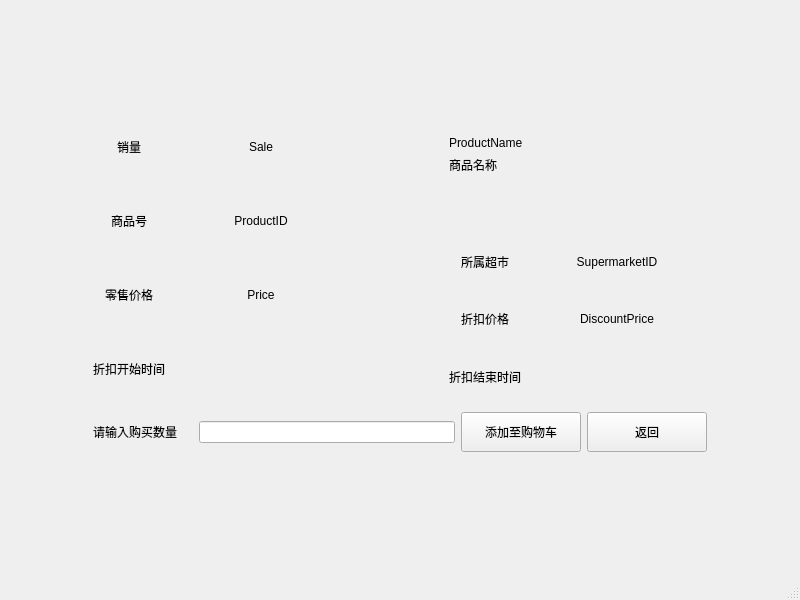
Old version of the form mainCode/productinfo.ui in the repository CarlosDJY/QtBasedGroupWork.
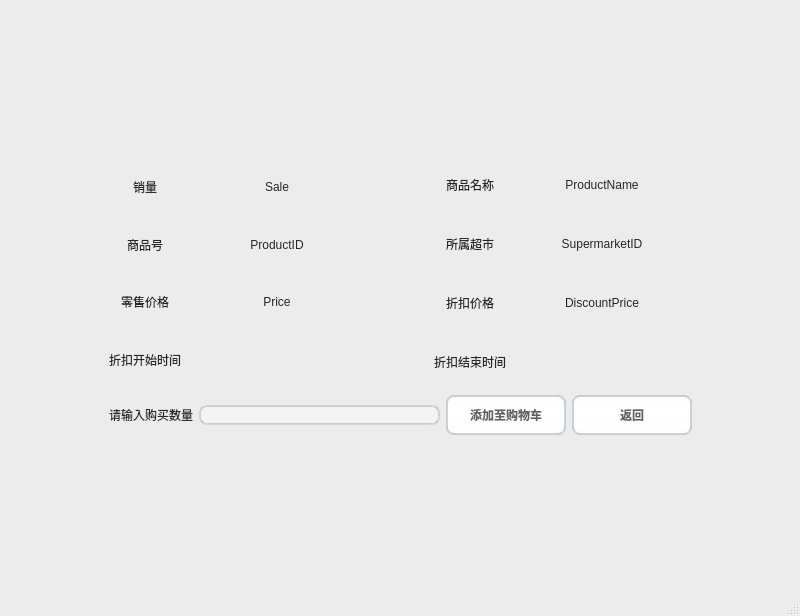
New version of the form. Icons and pictures are not drawn.

Patch:
```diff
--- a/mainCode/productinfo.ui
+++ b/mainCode/productinfo.ui
@@ -13,447 +13,778 @@
   <property name="windowTitle">
    <string>MainWindow</string>
   </property>
+  <property name="styleSheet">
+   <string notr="true">/*
+ * MacOS Style Sheet for QT Applications
+ * Author: Jaime A. Quiroga P.
+ * Company: GTRONICK
+ * Last updated: 25/12/2020, 23:10.
+ * Available at: https://github.com/GTRONICK/QSS/blob/master/MacOS.qss
+ */
+QMainWindow {
+    background-color:#ececec;
+}
+QPushButton, QToolButton, QCommandLinkButton{
+    padding: 0 5px 0 5px;
+    border-style: solid;
+    border-top-color: qlineargradient(spread:pad, x1:0, y1:0, x2:0, y2:1, stop:0 #c1c9cf, stop:1 #d2d8dd);
+    border-right-color: qlineargradient(spread:pad, x1:1, y1:0, x2:0, y2:0, stop:0 #c1c9cf, stop:1 #d2d8dd);
+    border-bottom-color: qlineargradient(spread:pad, x1:0, y1:1, x2:0, y2:0, stop:0 #c1c9cf, stop:1 #d2d8dd);
+    border-left-color: qlineargradient(spread:pad, x1:0, y1:0, x2:1, y2:0, stop:0 #c1c9cf, stop:1 #d2d8dd);
+    border-width: 2px;
+    border-radius: 8px;
+    color: #616161;
+    font-weight: bold;
+    background-color: qlineargradient(spread:pad, x1:0.5, y1:0, x2:0.5, y2:1, stop:0 #fbfdfd, stop:0.5 #ffffff, stop:1 #fbfdfd);
+}
+QPushButton::default, QToolButton::default, QCommandLinkButton::default{
+    border: 2px solid transparent;
+    color: #FFFFFF;
+    background-color: qlineargradient(spread:pad, x1:0.5, y1:0, x2:0.5, y2:1, stop:0 #84afe5, stop:1 #1168e4);
+}
+QPushButton:hover, QToolButton:hover, QCommandLinkButton:hover{
+    color: #3d3d3d;
+}
+QPushButton:pressed, QToolButton:pressed, QCommandLinkButton:pressed{
+    color: #aeaeae;
+    background-color: qlineargradient(spread:pad, x1:0.5, y1:0, x2:0.5, y2:1, stop:0 #ffffff, stop:0.5 #fbfdfd, stop:1 #ffffff);
+}
+QPushButton:disabled, QToolButton:disabled, QCommandLinkButton:disabled{
+    color: #616161;
+    background-color: qlineargradient(spread:pad, x1:0.5, y1:0, x2:0.5, y2:1, stop:0 #dce7eb, stop:0.5 #e0e8eb, stop:1 #dee7ec);
+}
+QLineEdit, QTextEdit, QPlainTextEdit, QSpinBox, QDoubleSpinBox, QTimeEdit, QDateEdit, QDateTimeEdit {
+    border-width: 2px;
+    border-radius: 8px;
+    border-style: solid;
+    border-top-color: qlineargradient(spread:pad, x1:0.5, y1:1, x2:0.5, y2:0, stop:0 #c1c9cf, stop:1 #d2d8dd);
+    border-right-color: qlineargradient(spread:pad, x1:0, y1:0, x2:1, y2:0, stop:0 #c1c9cf, stop:1 #d2d8dd);
+    border-bottom-color: qlineargradient(spread:pad, x1:0.5, y1:0, x2:0.5, y2:1, stop:0 #c1c9cf, stop:1 #d2d8dd);
+    border-left-color: qlineargradient(spread:pad, x1:1, y1:0, x2:0, y2:0, stop:0 #c1c9cf, stop:1 #d2d8dd);
+    background-color: #f4f4f4;
+    color: #3d3d3d;
+}
+QLineEdit:focus, QTextEdit:focus, QPlainTextEdit:focus, QSpinBox:focus, QDoubleSpinBox:focus, QTimeEdit:focus, QDateEdit:focus, QDateTimeEdit:focus {
+    border-width: 2px;
+    border-radius: 8px;
+    border-style: solid;
+    border-top-color: qlineargradient(spread:pad, x1:0.5, y1:1, x2:0.5, y2:0, stop:0 #85b7e3, stop:1 #9ec1db);
+    border-right-color: qlineargradient(spread:pad, x1:0, y1:0, x2:1, y2:0, stop:0 #85b7e3, stop:1 #9ec1db);
+    border-bottom-color: qlineargradient(spread:pad, x1:0.5, y1:0, x2:0.5, y2:1, stop:0 #85b7e3, stop:1 #9ec1db);
+    border-left-color: qlineargradient(spread:pad, x1:1, y1:0, x2:0, y2:0, stop:0 #85b7e3, stop:1 #9ec1db);
+    background-color: #f4f4f4;
+    color: #3d3d3d;
+}
+QLineEdit:disabled, QTextEdit:disabled, QPlainTextEdit:disabled, QSpinBox:disabled, QDoubleSpinBox:disabled, QTimeEdit:disabled, QDateEdit:disabled, QDateTimeEdit:disabled {
+    color: #b9b9b9;
+}
+QSpinBox::up-button, QDoubleSpinBox::up-button, QTimeEdit::up-button, QDateEdit::up-button, QDateTimeEdit::up-button {
+    subcontrol-origin: padding;
+    subcontrol-position: top right;
+    width: 15px;
+    color: #272727;
+    border-left-width: 1px;
+    border-left-color: darkgray;
+    border-left-style: solid;
+    border-top-right-radius: 3px;
+    padding: 3px;
+}
+QSpinBox::down-button, QDoubleSpinBox::down-button, QTimeEdit::down-button, QDateEdit::down-button, QDateTimeEdit::down-button {
+    subcontrol-origin: padding;
+    subcontrol-position: bottom right;
+    width: 15px;
+    color: #272727;
+    border-left-width: 1px;
+    border-left-color: darkgray;
+    border-left-style: solid;
+    border-bottom-right-radius: 3px;
+    padding: 3px;
+}
+QSpinBox::up-button:pressed, QDoubleSpinBox::up-button:pressed, QTimeEdit::up-button:pressed, QDateEdit::up-button:pressed, QDateTimeEdit::up-button:pressed {
+    color: #aeaeae;
+    background-color: qlineargradient(spread:pad, x1:0.5, y1:0, x2:0.5, y2:1, stop:0 #ffffff, stop:0.5 #fbfdfd, stop:1 #ffffff);
+}
+QSpinBox::down-button:pressed, QDoubleSpinBox::down-button:pressed, QTimeEdit::down-button:pressed, QDateEdit::down-button:pressed, QDateTimeEdit::down-button:pressed {
+    color: #aeaeae;
+    background-color: qlineargradient(spread:pad, x1:0.5, y1:0, x2:0.5, y2:1, stop:0 #ffffff, stop:0.5 #fbfdfd, stop:1 #ffffff);
+}
+QSpinBox::up-button:hover, QDoubleSpinBox::up-button:hover, QTimeEdit::up-button:hover, QDateEdit::up-button:hover, QDateTimeEdit::up-button:hover {
+    color: #FFFFFF;
+    border-top-right-radius: 5px;
+    background-color: qlineargradient(spread:pad, x1:0.5, y1:0, x2:0.5, y2:1, stop:0 #84afe5, stop:1 #1168e4);
+    
+}
+QSpinBox::down-button:hover, QDoubleSpinBox::down-button:hover, QTimeEdit::down-button:hover, QDateEdit::down-button:hover, QDateTimeEdit::down-button:hover {
+    color: #FFFFFF;
+    border-bottom-right-radius: 5px;
+    background-color: qlineargradient(spread:pad, x1:0.5, y1:0, x2:0.5, y2:1, stop:0 #84afe5, stop:1 #1168e4);
+}
+QSpinBox::up-arrow, QDoubleSpinBox::up-arrow, QTimeEdit::up-arrow, QDateEdit::up-arrow, QDateTimeEdit::up-arrow {
+    image: url(/usr/share/icons/Adwaita/16x16/actions/go-up-symbolic.symbolic.png);
+}
+QSpinBox::down-arrow, QDoubleSpinBox::down-arrow, QTimeEdit::down-arrow, QDateEdit::down-arrow, QDateTimeEdit::down-arrow {
+    image: url(/usr/share/icons/Adwaita/16x16/actions/go-down-symbolic.symbolic.png);
+}
+QProgressBar {
+    max-height: 8px;
+    text-align: center;
+    font: italic bold 11px;
+    color: #3d3d3d;
+    border: 1px solid transparent;
+    border-radius:4px;
+    background-color: qlineargradient(spread:pad, x1:0, y1:0, x2:0, y2:1, stop:0 #ddd5d5, stop:0.5 #dad3d3, stop:1 #ddd5d5);
+}
+QProgressBar::chunk {
+    background-color: qlineargradient(spread:pad, x1:0, y1:0, x2:0, y2:1, stop:0 #467dd1, stop:0.5 #3b88fc, stop:1 #467dd1);
+    border-radius: 4px;
+}
+QProgressBar:disabled {
+    color: #616161;
+}
+QProgressBar::chunk:disabled {
+    background-color: #aeaeae;
+}
+QSlider::groove {
+    border: 1px solid #bbbbbb;
+    background-color: #52595d;
+    border-radius: 4px;
+}
+QSlider::groove:horizontal {
+    height: 6px;
+}
+QSlider::groove:vertical {
+    width: 6px;
+}
+QSlider::handle:horizontal {
+    background: #ffffff;
+    border-style: solid;
+    border-width: 1px;
+    border-color: rgb(207,207,207);
+    width: 12px;
+    margin: -5px 0;
+    border-radius: 7px;
+}
+QSlider::handle:vertical {
+    background: #ffffff;
+    border-style: solid;
+    border-width: 1px;
+    border-color: rgb(207,207,207);
+    height: 12px;
+    margin: 0 -5px;
+    border-radius: 7px;
+}
+QSlider::add-page, QSlider::sub-page {
+    border: 1px transparent;
+    background-color: #52595d;
+    border-radius: 4px;
+}
+QSlider::add-page:horizontal {
+    background: qlineargradient(spread:pad, x1:0, y1:0, x2:0, y2:1, stop:0 #ddd5d5, stop:0.5 #dad3d3, stop:1 #ddd5d5);
+}
+QSlider::sub-page:horizontal {
+    background-color: qlineargradient(spread:pad, x1:0, y1:0, x2:1, y2:0, stop:0 #467dd1, stop:0.5 #3b88fc, stop:1 #467dd1);
+}
+QSlider::add-page:vertical {
+    background-color: qlineargradient(spread:pad, x1:0, y1:0, x2:0, y2:1, stop:0 #467dd1, stop:0.5 #3b88fc, stop:1 #467dd1);
+}
+QSlider::sub-page:vertical {
+    background: qlineargradient(spread:pad, x1:0, y1:0, x2:1, y2:0, stop:0 #ddd5d5, stop:0.5 #dad3d3, stop:1 #ddd5d5);
+}
+QSlider::add-page:horizontal:disabled, QSlider::sub-page:horizontal:disabled, QSlider::add-page:vertical:disabled, QSlider::sub-page:vertical:disabled {
+    background: #b9b9b9;
+}
+QComboBox, QFontComboBox {
+    border-width: 2px;
+    border-radius: 8px;
+    border-style: solid;
+    border-top-color: qlineargradient(spread:pad, x1:0.5, y1:1, x2:0.5, y2:0, stop:0 #c1c9cf, stop:1 #d2d8dd);
+    border-right-color: qlineargradient(spread:pad, x1:0, y1:0, x2:1, y2:0, stop:0 #c1c9cf, stop:1 #d2d8dd);
+    border-bottom-color: qlineargradient(spread:pad, x1:0.5, y1:0, x2:0.5, y2:1, stop:0 #c1c9cf, stop:1 #d2d8dd);
+    border-left-color: qlineargradient(spread:pad, x1:1, y1:0, x2:0, y2:0, stop:0 #c1c9cf, stop:1 #d2d8dd);
+    background-color: #f4f4f4;
+    color: #272727;
+    padding-left: 5px;
+}
+QComboBox:editable, QComboBox:!editable, QComboBox::drop-down:editable, QComboBox:!editable:on, QComboBox::drop-down:editable:on {
+    background: #ffffff;
+}
+QComboBox::drop-down {
+    subcontrol-origin: padding;
+    subcontrol-position: top right;
+    width: 15px;
+    color: #272727;
+    border-left-width: 1px;
+    border-left-color: darkgray;
+    border-left-style: solid;
+    border-top-right-radius: 3px;
+    border-bottom-right-radius: 3px;
+}
+QComboBox::down-arrow {
+    image: url(/usr/share/icons/Adwaita/16x16/actions/go-down-symbolic.symbolic.png); /*Adawaita icon thene*/
+}
+
+QComboBox::down-arrow:on {
+    top: 1px;
+    left: 1px;
+}
+QComboBox QAbstractItemView {
+    border: 1px solid darkgray;
+    border-radius: 8px;
+    selection-background-color: #dadada;
+    selection-color: #272727;
+    color: #272727;
+    background: white;
+}
+QLabel, QCheckBox, QRadioButton {
+    color: #272727;
+}
+QCheckBox {
+    padding: 2px;
+}
+QCheckBox:disabled, QRadioButton:disabled {
+    color: #808086;
+    padding: 2px;
+}
+
+QCheckBox:hover {
+    border-radius:4px;
+    border-style:solid;
+    padding-left: 1px;
+    padding-right: 1px;
+    padding-bottom: 1px;
+    padding-top: 1px;
+    border-width:1px;
+    border-color: transparent;
+}
+QCheckBox::indicator:checked {
+    image: url(/usr/share/icons/Adwaita/16x16/actions/object-select-symbolic.symbolic.png);
+    height: 15px;
+    width: 15px;
+    border-style:solid;
+    border-width: 1px;
+    border-color: #48a5fd;
+    color: #ffffff;
+    border-radius: 3px;
+    background-color: qlineargradient(spread:pad, x1:0, y1:0, x2:0, y2:1, stop:0 #48a5fd, stop:0.5 #329cfb, stop:1 #48a5fd);
+}
+QCheckBox::indicator:unchecked {
+    
+    height: 15px;
+    width: 15px;
+    border-style:solid;
+    border-width: 1px;
+    border-color: #48a5fd;
+    border-radius: 3px;
+    background-color: #fbfdfa;
+}
+QLCDNumber {
+    color: #616161;;
+}
+QMenuBar {
+    background-color: #ececec;
+}
+QMenuBar::item {
+    color: #616161;
+    spacing: 3px;
+    padding: 1px 4px;
+    background-color: #ececec;
+}
+
+QMenuBar::item:selected {
+    background-color: #dadada;
+    color: #3d3d3d;
+}
+QMenu {
+    background-color: #ececec;
+}
+QMenu::item:selected {
+    background-color: #dadada;
+    color: #3d3d3d;
+}
+QMenu::item {
+    color: #616161;;
+    background-color: #e0e0e0;
+}
+QTabWidget {
+    color:rgb(0,0,0);
+    background-color:#000000;
+}
+QTabWidget::pane {
+    border-color: #050a0e;
+    background-color: #e0e0e0;
+    border-width: 1px;
+    border-radius: 4px;
+    position: absolute;
+    top: -0.5em;
+    padding-top: 0.5em;
+}
+
+QTabWidget::tab-bar {
+    alignment: center;
+}
+
+QTabBar::tab {
+    border-bottom: 1px solid #c0c0c0;
+    padding: 3px;
+    color: #272727;
+    background-color: #fefefc;
+    margin-left:0px;
+}
+QTabBar::tab:!last {
+    border-right: 1px solid;
+    border-right-color: #c0c0c0;
+    border-bottom-color: #c0c0c0;
+}
+QTabBar::tab:first {
+    border-top-left-radius: 4px;
+    border-bottom-left-radius: 4px;
+}
+QTabBar::tab:last {
+    border-top-right-radius: 4px;
+    border-bottom-right-radius: 4px;
+}
+QTabBar::tab:selected, QTabBar::tab:last:selected, QTabBar::tab:hover {
+    color: #FFFFFF;
+    background-color: qlineargradient(spread:pad, x1:0.5, y1:0, x2:0.5, y2:1, stop:0 #84afe5, stop:1 #1168e4);
+}
+QRadioButton::indicator {
+    height: 14px;
+    width: 14px;
+    border-style:solid;
+    border-radius:7px;
+    border-width: 1px;
+}
+QRadioButton::indicator:checked {
+    border-color: #48a5fd;
+    background-color: qradialgradient(cx:0.5, cy:0.5, radius:0.4,fx:0.5, fy:0.5, stop:0 #ffffff, stop:0.5 #ffffff, stop:0.6 #48a5fd, stop:1 #48a5fd);
+}
+QRadioButton::indicator:!checked {
+    border-color: #a9b7c6;
+    background-color: #fbfdfa;
+}
+QStatusBar {
+    color:#027f7f;
+}
+
+QDial {
+    background: #16a085;
+}
+
+QToolBox {
+    color: #a9b7c6;
+    background-color: #222b2e;
+}
+QToolBox::tab {
+    color: #a9b7c6;
+    background-color:#222b2e;
+}
+QToolBox::tab:selected {
+    color: #FFFFFF;
+    background-color:#222b2e;
+}
+QScrollArea {
+    color: #FFFFFF;
+    background-color:#222b2e;
+}
+
+QScrollBar:horizontal {
+	max-height: 10px;
+	border: 1px transparent grey;
+	margin: 0px 20px 0px 20px;
+	background: transparent;
+}
+QScrollBar:vertical {
+	max-width: 10px;
+	border: 1px transparent grey;
+	margin: 20px 0px 20px 0px;
+	background: transparent;
+}
+QScrollBar::handle:vertical, QScrollBar::handle:horizontal {
+	background: #52595d;
+	border-style: transparent;
+	border-radius: 4px;
+	min-height: 25px;
+}
+QScrollBar::handle:horizontal:hover, QScrollBar::handle:vertical:hover {
+	background: qlineargradient(spread:pad, x1:0, y1:0, x2:1, y2:0, stop:0 #467dd1, stop:0.5 #3b88fc, stop:1 #467dd1);
+}
+QScrollBar::add-line, QScrollBar::sub-line {
+    border: 2px transparent grey;
+    border-radius: 4px;
+    subcontrol-origin: margin;
+    background: #b9b9b9;
+}
+QScrollBar::add-line:horizontal {
+    width: 20px;
+    subcontrol-position: right;
+}
+QScrollBar::add-line:vertical {
+    height: 20px;
+    subcontrol-position: bottom;
+}
+QScrollBar::sub-line:horizontal {
+    width: 20px;
+    subcontrol-position: left;
+}
+QScrollBar::sub-line:vertical {
+    height: 20px;
+    subcontrol-position: top;
+}
+QScrollBar::add-line:vertical:pressed, QScrollBar::add-line:horizontal:pressed, QScrollBar::sub-line:horizontal:pressed, QScrollBar::sub-line:vertical:pressed {
+    background: qlineargradient(spread:pad, x1:0, y1:0, x2:1, y2:0, stop:0 #467dd1, stop:0.5 #3b88fc, stop:1 #467dd1);
+}
+QScrollBar::add-page:horizontal, QScrollBar::sub-page:horizontal, QScrollBar::add-page:vertical, QScrollBar::sub-page:vertical {
+    background: none;
+}
+QScrollBar::up-arrow:vertical {
+    image: url(/usr/share/icons/Adwaita/16x16/actions/go-up-symbolic.symbolic.png);
+}
+QScrollBar::down-arrow:vertical {
+    image: url(/usr/share/icons/Adwaita/16x16/actions/go-down-symbolic.symbolic.png);
+}
+QScrollBar::left-arrow:horizontal {
+    image: url(/usr/share/icons/Adwaita/16x16/actions/go-previous-symbolic.symbolic.png);
+}
+QScrollBar::right-arrow:horizontal {
+    image: url(/usr/share/icons/Adwaita/16x16/actions/go-next-symbolic.symbolic.png);
+}
+</string>
+  </property>
   <widget class="QWidget" name="centralwidget">
    <layout class="QVBoxLayout" name="verticalLayout">
     <item>
-     <layout class="QGridLayout" name="gridLayout_6">
-      <item row="4" column="1">
-       <spacer name="verticalSpacer_2">
+     <layout class="QGridLayout" name="gridLayout_4">
+      <item row="0" column="1">
+       <spacer name="verticalSpacer">
         <property name="orientation">
          <enum>Qt::Vertical</enum>
         </property>
+        <property name="sizeType">
+         <enum>QSizePolicy::Fixed</enum>
+        </property>
         <property name="sizeHint" stdset="0">
          <size>
           <width>20</width>
-          <height>40</height>
+          <height>150</height>
          </size>
         </property>
        </spacer>
       </item>
-      <item row="1" column="2">
-       <spacer name="horizontalSpacer_9">
+      <item row="1" column="0">
+       <spacer name="horizontalSpacer_8">
         <property name="orientation">
          <enum>Qt::Horizontal</enum>
         </property>
         <property name="sizeHint" stdset="0">
          <size>
-          <width>1000</width>
-          <height>17</height>
+          <width>89</width>
+          <height>276</height>
          </size>
         </property>
        </spacer>
       </item>
       <item row="1" column="1">
-       <layout class="QGridLayout" name="gridLayout_5">
-        <item row="1" column="0">
-         <layout class="QGridLayout" name="gridLayout_4">
-          <item row="1" column="6">
-           <spacer name="horizontalSpacer_4">
-            <property name="orientation">
-             <enum>Qt::Horizontal</enum>
-            </property>
-            <property name="sizeType">
-             <enum>QSizePolicy::Fixed</enum>
-            </property>
-            <property name="sizeHint" stdset="0">
-             <size>
-              <width>100</width>
-              <height>17</height>
-             </size>
-            </property>
-           </spacer>
-          </item>
-          <item row="1" column="4">
-           <spacer name="horizontalSpacer_3">
-            <property name="orientation">
-             <enum>Qt::Horizontal</enum>
-            </property>
-            <property name="sizeType">
-             <enum>QSizePolicy::Preferred</enum>
-            </property>
-            <property name="sizeHint" stdset="0">
-             <size>
-              <width>138</width>
-              <height>17</height>
-             </size>
-            </property>
-           </spacer>
-          </item>
-          <item row="1" column="0">
-           <spacer name="horizontalSpacer_2">
-            <property name="orientation">
-             <enum>Qt::Horizontal</enum>
-            </property>
-            <property name="sizeType">
-             <enum>QSizePolicy::Fixed</enum>
-            </property>
-            <property name="sizeHint" stdset="0">
-             <size>
-              <width>100</width>
-              <height>14</height>
-             </size>
-            </property>
-           </spacer>
-          </item>
-          <item row="0" column="6">
-           <widget class="QPushButton" name="BackButton">
-            <property name="minimumSize">
-             <size>
-              <width>120</width>
-              <height>40</height>
-             </size>
-            </property>
-            <property name="text">
-             <string>返回</string>
-            </property>
-           </widget>
-          </item>
-          <item row="0" column="5">
-           <widget class="QPushButton" name="AddToCart">
-            <property name="minimumSize">
-             <size>
-              <width>120</width>
-              <height>40</height>
-             </size>
-            </property>
-            <property name="text">
-             <string>添加至购物车</string>
-            </property>
-           </widget>
-          </item>
-          <item row="0" column="0">
-           <widget class="QLabel" name="label_8">
-            <property name="text">
-             <string>请输入购买数量</string>
-            </property>
-           </widget>
-          </item>
-          <item row="0" column="2" colspan="3">
-           <widget class="QLineEdit" name="GoodsNumber"/>
-          </item>
-         </layout>
-        </item>
+       <layout class="QGridLayout" name="gridLayout_3">
         <item row="0" column="0">
-         <layout class="QGridLayout" name="gridLayout_3">
-          <item row="13" column="2" rowspan="3">
-           <layout class="QGridLayout" name="gridLayout_2">
-            <property name="topMargin">
-             <number>15</number>
+         <layout class="QGridLayout" name="gridLayout">
+          <property name="topMargin">
+           <number>15</number>
+          </property>
+          <property name="bottomMargin">
+           <number>15</number>
+          </property>
+          <property name="verticalSpacing">
+           <number>30</number>
+          </property>
+          <item row="2" column="0">
+           <widget class="QLabel" name="label_3">
+            <property name="maximumSize">
+             <size>
+              <width>100</width>
+              <height>16777215</height>
+             </size>
             </property>
-            <property name="bottomMargin">
-             <number>15</number>
+            <property name="text">
+             <string>&lt;html&gt;&lt;head/&gt;&lt;body&gt;&lt;p align=&quot;center&quot;&gt;零售价格&lt;/p&gt;&lt;/body&gt;&lt;/html&gt;</string>
             </property>
-            <property name="verticalSpacing">
-             <number>30</number>
+           </widget>
+          </item>
+          <item row="0" column="0">
+           <widget class="QLabel" name="label_4">
+            <property name="maximumSize">
+             <size>
+              <width>100</width>
+              <height>16777215</height>
+             </size>
             </property>
-            <item row="0" column="0">
-             <widget class="QLabel" name="label_2">
-              <property name="minimumSize">
-               <size>
-                <width>0</width>
-                <height>27</height>
-               </size>
-              </property>
-              <property name="maximumSize">
-               <size>
-                <width>100</width>
-                <height>16777215</height>
-               </size>
-              </property>
-              <property name="text">
-               <string>&lt;html&gt;&lt;head/&gt;&lt;body&gt;&lt;p align=&quot;center&quot;&gt;所属超市&lt;/p&gt;&lt;/body&gt;&lt;/html&gt;</string>
-              </property>
-             </widget>
-            </item>
-            <item row="0" column="1">
-             <widget class="QLabel" name="SupermarketID">
-              <property name="minimumSize">
-               <size>
-                <width>180</width>
-                <height>27</height>
-               </size>
-              </property>
-              <property name="maximumSize">
-               <size>
-                <width>180</width>
-                <height>16777215</height>
-               </size>
-              </property>
-              <property name="text">
-               <string>&lt;html&gt;&lt;head/&gt;&lt;body&gt;&lt;p align=&quot;center&quot;&gt;SupermarketID&lt;/p&gt;&lt;/body&gt;&lt;/html&gt;</string>
-              </property>
-             </widget>
-            </item>
-            <item row="1" column="0">
-             <widget class="QLabel" name="label_5">
-              <property name="minimumSize">
-               <size>
-                <width>0</width>
-                <height>27</height>
-               </size>
-              </property>
-              <property name="maximumSize">
-               <size>
-                <width>100</width>
-                <height>16777215</height>
-               </size>
-              </property>
-              <property name="text">
-               <string>&lt;html&gt;&lt;head/&gt;&lt;body&gt;&lt;p align=&quot;center&quot;&gt;折扣价格&lt;/p&gt;&lt;/body&gt;&lt;/html&gt;</string>
-              </property>
-             </widget>
-            </item>
-            <item row="1" column="1">
-             <widget class="QLabel" name="DiscountPrice">
-              <property name="minimumSize">
-               <size>
-                <width>180</width>
-                <height>27</height>
-               </size>
-              </property>
-              <property name="maximumSize">
-               <size>
-                <width>180</width>
-                <height>16777215</height>
-               </size>
-              </property>
-              <property name="text">
-               <string>&lt;html&gt;&lt;head/&gt;&lt;body&gt;&lt;p align=&quot;center&quot;&gt;DiscountPrice&lt;/p&gt;&lt;/body&gt;&lt;/html&gt;</string>
-              </property>
-             </widget>
-            </item>
-            <item row="2" column="0">
-             <widget class="QLabel" name="label_7">
-              <property name="minimumSize">
-               <size>
-                <width>0</width>
-                <height>27</height>
-               </size>
-              </property>
-              <property name="maximumSize">
-               <size>
-                <width>100</width>
-                <height>16777215</height>
-               </size>
-              </property>
-              <property name="text">
-               <string>&lt;html&gt;&lt;head/&gt;&lt;body&gt;&lt;p align=&quot;center&quot;&gt;折扣结束时间&lt;/p&gt;&lt;/body&gt;&lt;/html&gt;</string>
-              </property>
-             </widget>
-            </item>
-            <item row="2" column="1">
-             <widget class="QLabel" name="EndTime">
-              <property name="minimumSize">
-               <size>
-                <width>180</width>
-                <height>27</height>
-               </size>
-              </property>
-              <property name="maximumSize">
-               <size>
-                <width>180</width>
-                <height>16777215</height>
-               </size>
-              </property>
-              <property name="text">
-               <string>&lt;html&gt;&lt;head/&gt;&lt;body&gt;&lt;p align=&quot;center&quot;&gt;&lt;br/&gt;&lt;/p&gt;&lt;/body&gt;&lt;/html&gt;</string>
-              </property>
-             </widget>
-            </item>
-           </layout>
+            <property name="text">
+             <string>&lt;html&gt;&lt;head/&gt;&lt;body&gt;&lt;p align=&quot;center&quot;&gt;销量&lt;/p&gt;&lt;/body&gt;&lt;/html&gt;</string>
+            </property>
+           </widget>
           </item>
-          <item row="13" column="1">
-           <spacer name="horizontalSpacer_5">
-            <property name="orientation">
-             <enum>Qt::Horizontal</enum>
+          <item row="1" column="0">
+           <widget class="QLabel" name="label">
+            <property name="maximumSize">
+             <size>
+              <width>100</width>
+              <height>16777215</height>
+             </size>
             </property>
-            <property name="sizeType">
-             <enum>QSizePolicy::Preferred</enum>
+            <property name="text">
+             <string>&lt;html&gt;&lt;head/&gt;&lt;body&gt;&lt;p align=&quot;center&quot;&gt;商品号&lt;/p&gt;&lt;/body&gt;&lt;/html&gt;</string>
             </property>
-            <property name="sizeHint" stdset="0">
+           </widget>
+          </item>
+          <item row="1" column="1">
+           <widget class="QLabel" name="ProductID">
+            <property name="minimumSize">
              <size>
-              <width>60</width>
-              <height>15</height>
+              <width>180</width>
+              <height>0</height>
              </size>
             </property>
-           </spacer>
+            <property name="text">
+             <string>&lt;html&gt;&lt;head/&gt;&lt;body&gt;&lt;p align=&quot;center&quot;&gt;ProductID&lt;/p&gt;&lt;/body&gt;&lt;/html&gt;</string>
+            </property>
+           </widget>
           </item>
-          <item row="15" column="1">
-           <spacer name="horizontalSpacer_7">
-            <property name="orientation">
-             <enum>Qt::Horizontal</enum>
+          <item row="3" column="0">
+           <widget class="QLabel" name="label_6">
+            <property name="maximumSize">
+             <size>
+              <width>100</width>
+              <height>16777215</height>
+             </size>
             </property>
-            <property name="sizeType">
-             <enum>QSizePolicy::Preferred</enum>
+            <property name="text">
+             <string>&lt;html&gt;&lt;head/&gt;&lt;body&gt;&lt;p align=&quot;center&quot;&gt;折扣开始时间&lt;/p&gt;&lt;/body&gt;&lt;/html&gt;</string>
             </property>
-            <property name="sizeHint" stdset="0">
+           </widget>
+          </item>
+          <item row="0" column="1">
+           <widget class="QLabel" name="Sale">
+            <property name="minimumSize">
              <size>
-              <width>60</width>
-              <height>15</height>
+              <width>180</width>
+              <height>0</height>
              </size>
             </property>
-           </spacer>
+            <property name="text">
+             <string>&lt;html&gt;&lt;head/&gt;&lt;body&gt;&lt;p align=&quot;center&quot;&gt;Sale&lt;/p&gt;&lt;/body&gt;&lt;/html&gt;</string>
+            </property>
+           </widget>
           </item>
-          <item row="3" column="2">
+          <item row="2" column="1">
+           <widget class="QLabel" name="Price">
+            <property name="minimumSize">
+             <size>
+              <width>180</width>
+              <height>0</height>
+             </size>
+            </property>
+            <property name="text">
+             <string>&lt;html&gt;&lt;head/&gt;&lt;body&gt;&lt;p align=&quot;center&quot;&gt;Price&lt;/p&gt;&lt;/body&gt;&lt;/html&gt;</string>
+            </property>
+           </widget>
+          </item>
+          <item row="3" column="1">
+           <widget class="QLabel" name="StartTime">
+            <property name="minimumSize">
+             <size>
+              <width>180</width>
+              <height>0</height>
+             </size>
+            </property>
+            <property name="text">
+             <string>&lt;html&gt;&lt;head/&gt;&lt;body&gt;&lt;p align=&quot;center&quot;&gt;&lt;br/&gt;&lt;/p&gt;&lt;/body&gt;&lt;/html&gt;</string>
+            </property>
+           </widget>
+          </item>
+         </layout>
+        </item>
+        <item row="0" column="1">
+         <spacer name="horizontalSpacer_6">
+          <property name="orientation">
+           <enum>Qt::Horizontal</enum>
+          </property>
+          <property name="sizeType">
+           <enum>QSizePolicy::Preferred</enum>
+          </property>
+          <property name="sizeHint" stdset="0">
+           <size>
+            <width>55</width>
+            <height>13</height>
+           </size>
+          </property>
+         </spacer>
+        </item>
+        <item row="0" column="2">
+         <layout class="QGridLayout" name="gridLayout_2">
+          <item row="3" column="0">
+           <widget class="QLabel" name="label_7">
+            <property name="minimumSize">
+             <size>
+              <width>0</width>
+              <height>27</height>
+             </size>
+            </property>
+            <property name="maximumSize">
+             <size>
+              <width>100</width>
+              <height>16777215</height>
+             </size>
+            </property>
+            <property name="text">
+             <string>&lt;html&gt;&lt;head/&gt;&lt;body&gt;&lt;p align=&quot;center&quot;&gt;折扣结束时间&lt;/p&gt;&lt;/body&gt;&lt;/html&gt;</string>
+            </property>
+           </widget>
+          </item>
+          <item row="1" column="0">
+           <widget class="QLabel" name="label_2">
+            <property name="minimumSize">
+             <size>
+              <width>0</width>
+              <height>27</height>
+             </size>
+            </property>
+            <property name="maximumSize">
+             <size>
+              <width>100</width>
+              <height>16777215</height>
+             </size>
+            </property>
+            <property name="text">
+             <string>&lt;html&gt;&lt;head/&gt;&lt;body&gt;&lt;p align=&quot;center&quot;&gt;所属超市&lt;/p&gt;&lt;/body&gt;&lt;/html&gt;</string>
+            </property>
+           </widget>
+          </item>
+          <item row="3" column="1">
+           <widget class="QLabel" name="EndTime">
+            <property name="minimumSize">
+             <size>
+              <width>180</width>
+              <height>27</height>
+             </size>
+            </property>
+            <property name="maximumSize">
+             <size>
+              <width>180</width>
+              <height>16777215</height>
+             </size>
+            </property>
+            <property name="text">
+             <string>&lt;html&gt;&lt;head/&gt;&lt;body&gt;&lt;p align=&quot;center&quot;&gt;&lt;br/&gt;&lt;/p&gt;&lt;/body&gt;&lt;/html&gt;</string>
+            </property>
+           </widget>
+          </item>
+          <item row="2" column="1">
+           <widget class="QLabel" name="DiscountPrice">
+            <property name="minimumSize">
+             <size>
+              <width>180</width>
+              <height>27</height>
+             </size>
+            </property>
+            <property name="maximumSize">
+             <size>
+              <width>180</width>
+              <height>16777215</height>
+             </size>
+            </property>
+            <property name="text">
+             <string>&lt;html&gt;&lt;head/&gt;&lt;body&gt;&lt;p align=&quot;center&quot;&gt;DiscountPrice&lt;/p&gt;&lt;/body&gt;&lt;/html&gt;</string>
+            </property>
+           </widget>
+          </item>
+          <item row="0" column="0">
            <widget class="QLabel" name="label_9">
             <property name="text">
-             <string>商品名称</string>
+             <string>&lt;html&gt;&lt;head/&gt;&lt;body&gt;&lt;p align=&quot;center&quot;&gt;商品名称&lt;/p&gt;&lt;/body&gt;&lt;/html&gt;</string>
             </property>
            </widget>
           </item>
-          <item row="14" column="1">
-           <spacer name="horizontalSpacer_6">
-            <property name="orientation">
-             <enum>Qt::Horizontal</enum>
-            </property>
-            <property name="sizeType">
-             <enum>QSizePolicy::Preferred</enum>
-            </property>
-            <property name="sizeHint" stdset="0">
-             <size>
-              <width>60</width>
-              <height>15</height>
-             </size>
-            </property>
-           </spacer>
-          </item>
-          <item row="1" column="1" colspan="2">
-           <spacer name="horizontalSpacer">
-            <property name="orientation">
-             <enum>Qt::Horizontal</enum>
-            </property>
-            <property name="sizeType">
-             <enum>QSizePolicy::Fixed</enum>
-            </property>
-            <property name="sizeHint" stdset="0">
-             <size>
-              <width>350</width>
-              <height>20</height>
-             </size>
-            </property>
-           </spacer>
-          </item>
-          <item row="1" column="0" rowspan="15">
-           <layout class="QGridLayout" name="gridLayout">
-            <property name="topMargin">
-             <number>15</number>
-            </property>
-            <property name="bottomMargin">
-             <number>15</number>
-            </property>
-            <property name="verticalSpacing">
-             <number>30</number>
-            </property>
-            <item row="2" column="0">
-             <widget class="QLabel" name="label_3">
-              <property name="maximumSize">
-               <size>
-                <width>100</width>
-                <height>16777215</height>
-               </size>
-              </property>
-              <property name="text">
-               <string>&lt;html&gt;&lt;head/&gt;&lt;body&gt;&lt;p align=&quot;center&quot;&gt;零售价格&lt;/p&gt;&lt;/body&gt;&lt;/html&gt;</string>
-              </property>
-             </widget>
-            </item>
-            <item row="0" column="0">
-             <widget class="QLabel" name="label_4">
-              <property name="maximumSize">
-               <size>
-                <width>100</width>
-                <height>16777215</height>
-               </size>
-              </property>
-              <property name="text">
-               <string>&lt;html&gt;&lt;head/&gt;&lt;body&gt;&lt;p align=&quot;center&quot;&gt;销量&lt;/p&gt;&lt;/body&gt;&lt;/html&gt;</string>
-              </property>
-             </widget>
-            </item>
-            <item row="1" column="0">
-             <widget class="QLabel" name="label">
-              <property name="maximumSize">
-               <size>
-                <width>100</width>
-                <height>16777215</height>
-               </size>
-              </property>
-              <property name="text">
-               <string>&lt;html&gt;&lt;head/&gt;&lt;body&gt;&lt;p align=&quot;center&quot;&gt;商品号&lt;/p&gt;&lt;/body&gt;&lt;/html&gt;</string>
-              </property>
-             </widget>
-            </item>
-            <item row="1" column="1">
-             <widget class="QLabel" name="ProductID">
-              <property name="minimumSize">
-               <size>
-                <width>180</width>
-                <height>0</height>
-               </size>
-              </property>
-              <property name="text">
-               <string>&lt;html&gt;&lt;head/&gt;&lt;body&gt;&lt;p align=&quot;center&quot;&gt;ProductID&lt;/p&gt;&lt;/body&gt;&lt;/html&gt;</string>
-              </property>
-             </widget>
-            </item>
-            <item row="3" column="0">
-             <widget class="QLabel" name="label_6">
-              <property name="maximumSize">
-               <size>
-                <width>100</width>
-                <height>16777215</height>
-               </size>
-              </property>
-              <property name="text">
-               <string>&lt;html&gt;&lt;head/&gt;&lt;body&gt;&lt;p align=&quot;center&quot;&gt;折扣开始时间&lt;/p&gt;&lt;/body&gt;&lt;/html&gt;</string>
-              </property>
-             </widget>
-            </item>
-            <item row="0" column="1">
-             <widget class="QLabel" name="Sale">
-              <property name="minimumSize">
-               <size>
-                <width>180</width>
-                <height>0</height>
-               </size>
-              </property>
-              <property name="text">
-               <string>&lt;html&gt;&lt;head/&gt;&lt;body&gt;&lt;p align=&quot;center&quot;&gt;Sale&lt;/p&gt;&lt;/body&gt;&lt;/html&gt;</string>
-              </property>
-             </widget>
-            </item>
-            <item row="2" column="1">
-             <widget class="QLabel" name="Price">
-              <property name="minimumSize">
-               <size>
-                <width>180</width>
-                <height>0</height>
-               </size>
-              </property>
-              <property name="text">
-               <string>&lt;html&gt;&lt;head/&gt;&lt;body&gt;&lt;p align=&quot;center&quot;&gt;Price&lt;/p&gt;&lt;/body&gt;&lt;/html&gt;</string>
-              </property>
-             </widget>
-            </item>
-            <item row="3" column="1">
-             <widget class="QLabel" name="StartTime">
-              <property name="minimumSize">
-               <size>
-                <width>180</width>
-                <height>0</height>
-               </size>
-              </property>
-              <property name="text">
-               <string>&lt;html&gt;&lt;head/&gt;&lt;body&gt;&lt;p align=&quot;center&quot;&gt;&lt;br/&gt;&lt;/p&gt;&lt;/body&gt;&lt;/html&gt;</string>
-              </property>
-             </widget>
-            </item>
-           </layout>
-          </item>
-          <item row="2" column="2">
+          <item row="0" column="1">
            <widget class="QLabel" name="ProductName">
             <property name="text">
-             <string>ProductName</string>
+             <string>&lt;html&gt;&lt;head/&gt;&lt;body&gt;&lt;p align=&quot;center&quot;&gt;ProductName&lt;/p&gt;&lt;/body&gt;&lt;/html&gt;</string>
+            </property>
+           </widget>
+          </item>
+          <item row="2" column="0">
+           <widget class="QLabel" name="label_5">
+            <property name="minimumSize">
+             <size>
+              <width>0</width>
+              <height>27</height>
+             </size>
+            </property>
+            <property name="maximumSize">
+             <size>
+              <width>100</width>
+              <height>16777215</height>
+             </size>
+            </property>
+            <property name="text">
+             <string>&lt;html&gt;&lt;head/&gt;&lt;body&gt;&lt;p align=&quot;center&quot;&gt;折扣价格&lt;/p&gt;&lt;/body&gt;&lt;/html&gt;</string>
+            </property>
+           </widget>
+          </item>
+          <item row="1" column="1">
+           <widget class="QLabel" name="SupermarketID">
+            <property name="minimumSize">
+             <size>
+              <width>180</width>
+              <height>27</height>
+             </size>
+            </property>
+            <property name="maximumSize">
+             <size>
+              <width>180</width>
+              <height>16777215</height>
+             </size>
+            </property>
+            <property name="text">
+             <string>&lt;html&gt;&lt;head/&gt;&lt;body&gt;&lt;p align=&quot;center&quot;&gt;SupermarketID&lt;/p&gt;&lt;/body&gt;&lt;/html&gt;</string>
+            </property>
+           </widget>
+          </item>
+         </layout>
+        </item>
+        <item row="1" column="0" colspan="3">
+         <layout class="QHBoxLayout" name="horizontalLayout">
+          <item>
+           <widget class="QLabel" name="label_8">
+            <property name="text">
+             <string>请输入购买数量</string>
+            </property>
+           </widget>
+          </item>
+          <item>
+           <widget class="QLineEdit" name="GoodsNumber"/>
+          </item>
+          <item>
+           <widget class="QPushButton" name="AddToCart">
+            <property name="minimumSize">
+             <size>
+              <width>120</width>
+              <height>40</height>
+             </size>
+            </property>
+            <property name="text">
+             <string>添加至购物车</string>
+            </property>
+           </widget>
+          </item>
+          <item>
+           <widget class="QPushButton" name="BackButton">
+            <property name="minimumSize">
+             <size>
+              <width>120</width>
+              <height>40</height>
+             </size>
+            </property>
+            <property name="text">
+             <string>返回</string>
             </property>
            </widget>
           </item>
@@ -461,28 +792,31 @@
         </item>
        </layout>
       </item>
-      <item row="0" column="1">
-       <spacer name="verticalSpacer">
+      <item row="1" column="2">
+       <spacer name="horizontalSpacer_9">
         <property name="orientation">
-         <enum>Qt::Vertical</enum>
+         <enum>Qt::Horizontal</enum>
         </property>
         <property name="sizeHint" stdset="0">
          <size>
-          <width>20</width>
-          <height>40</height>
+          <width>89</width>
+          <height>276</height>
          </size>
         </property>
        </spacer>
       </item>
-      <item row="1" column="0">
-       <spacer name="horizontalSpacer_8">
+      <item row="2" column="1">
+       <spacer name="verticalSpacer_2">
         <property name="orientation">
-         <enum>Qt::Horizontal</enum>
+         <enum>Qt::Vertical</enum>
+        </property>
+        <property name="sizeType">
+         <enum>QSizePolicy::Fixed</enum>
         </property>
         <property name="sizeHint" stdset="0">
          <size>
-          <width>1000</width>
-          <height>17</height>
+          <width>20</width>
+          <height>150</height>
          </size>
         </property>
        </spacer>
```
Left out of the diff: 2 changed lines with no effect on the pictures.
